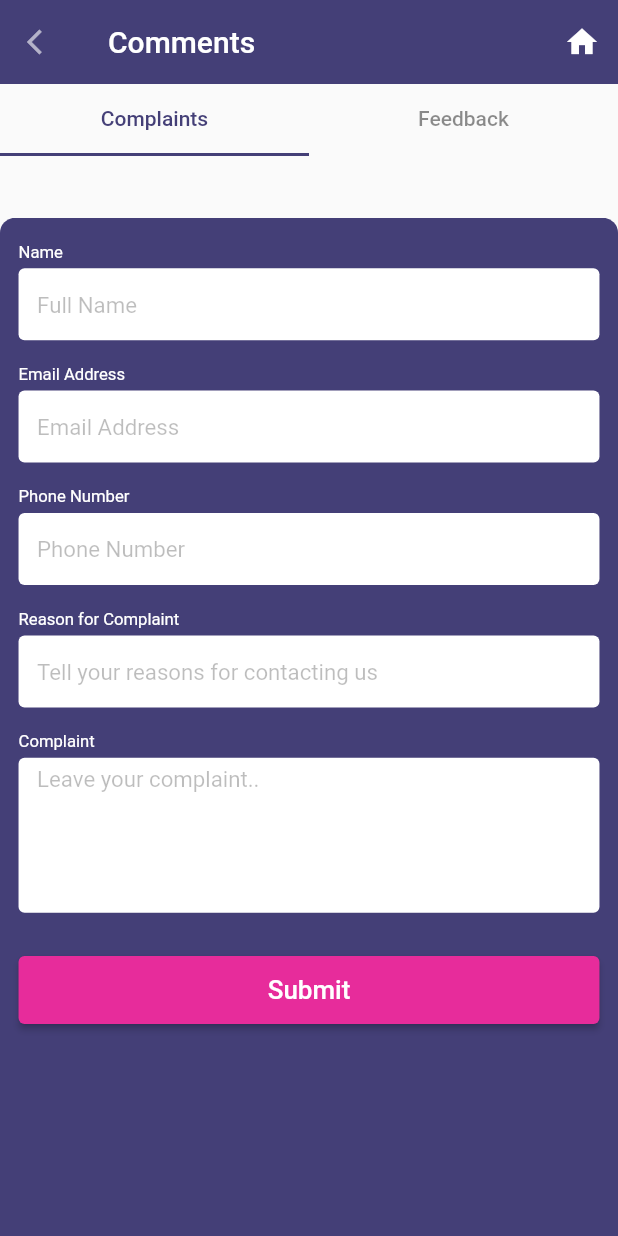
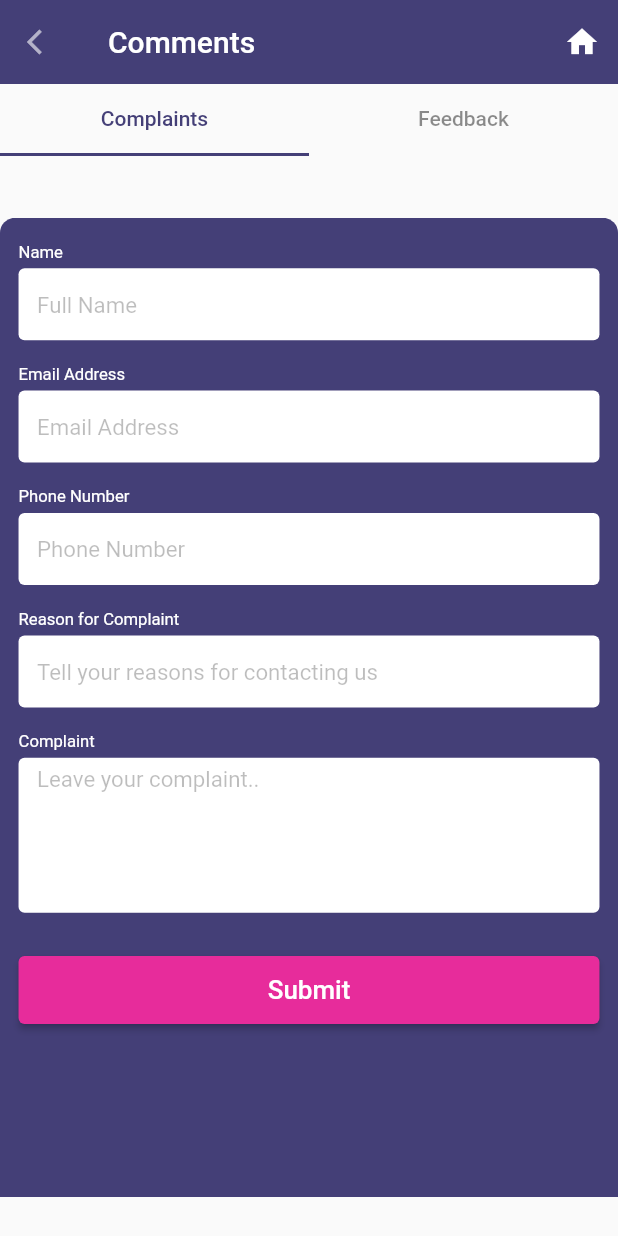
Before and after one commit to Saurav-cmd/Fashion, a Flutter app: the CommentsScreen screen opened by its route, on a phone screen of 412 x 824 dp. Run offline on Flutter 3.47's test engine with Material 2 defaults, Android fonts, the phone set to English and light mode, and no system bars; our stand-ins replace carousel_slider, flutter_rating_bar; network calls fail.

Commit message:
fashion merged

```diff
--- a/lib/screens/comments_screen.dart
+++ b/lib/screens/comments_screen.dart
@@ -257,7 +257,7 @@ class _CommentsScreenState extends State<CommentsScreen> {
                                       ),
                                     ),
                                   ),
-                                  SizedBox(height: size.height * 0.2)
+                                  SizedBox(height: size.height * 0.12)
                                 ],
                               ),
                             ),
@@ -384,6 +384,8 @@ class _CommentsScreenState extends State<CommentsScreen> {
                                       ),
                                       SizedBox(height: size.height * 0.005),
                                       RatingBar.builder(
+                                        minRating: 1,
+                                        itemCount: 5,
                                         initialRating: 3,
                                         itemBuilder: (context, _) => const Icon(
                                           Icons.star,
@@ -405,6 +407,8 @@ class _CommentsScreenState extends State<CommentsScreen> {
                                       SizedBox(height: size.height * 0.005),
                                       RatingBar.builder(
                                         initialRating: 4,
+                                        minRating: 1,
+                                        itemCount: 5,
                                         itemBuilder: (context, _) => const Icon(
                                           Icons.star,
                                           color: Colors.amber,
@@ -425,6 +429,8 @@ class _CommentsScreenState extends State<CommentsScreen> {
                                       SizedBox(height: size.height * 0.005),
                                       RatingBar.builder(
                                         initialRating:1,
+                                        minRating: 1,
+                                        itemCount: 5,
                                         itemBuilder: (context, _) => const Icon(
                                           Icons.star,
                                           color: Colors.amber,
@@ -445,6 +451,8 @@ class _CommentsScreenState extends State<CommentsScreen> {
                                       SizedBox(height: size.height * 0.005),
                                       RatingBar.builder(
                                         initialRating: 4,
+                                        minRating: 1,
+                                        itemCount: 5,
                                         itemBuilder: (context, _) => const Icon(
                                           Icons.star,
                                           color: Colors.amber,
@@ -508,7 +516,7 @@ class _CommentsScreenState extends State<CommentsScreen> {
                                           ),
                                         ),
                                       ),
-                                      SizedBox(height: size.height * 0.2)
+                                      SizedBox(height: size.height * 0.030)
                                     ],
                                   ),
                                 ),
```
